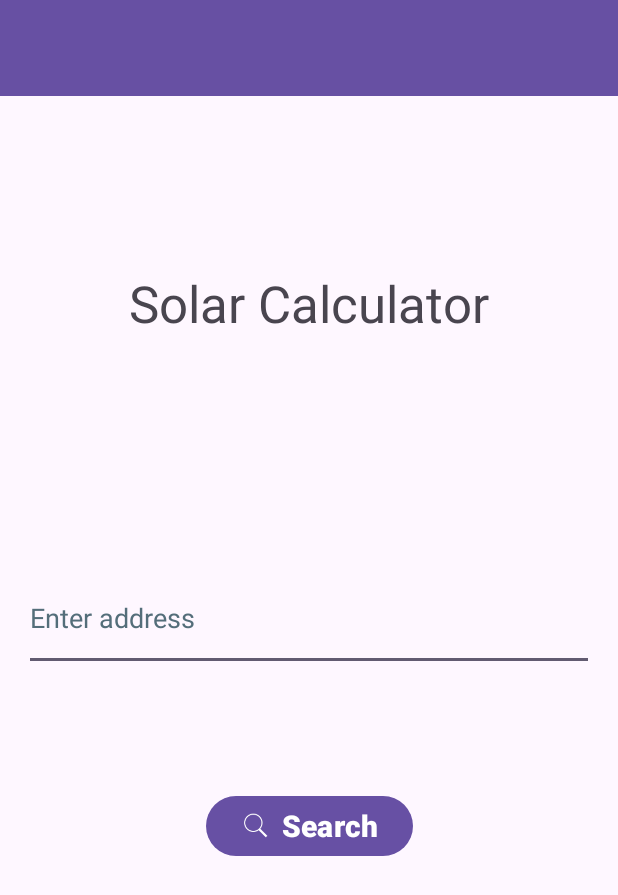
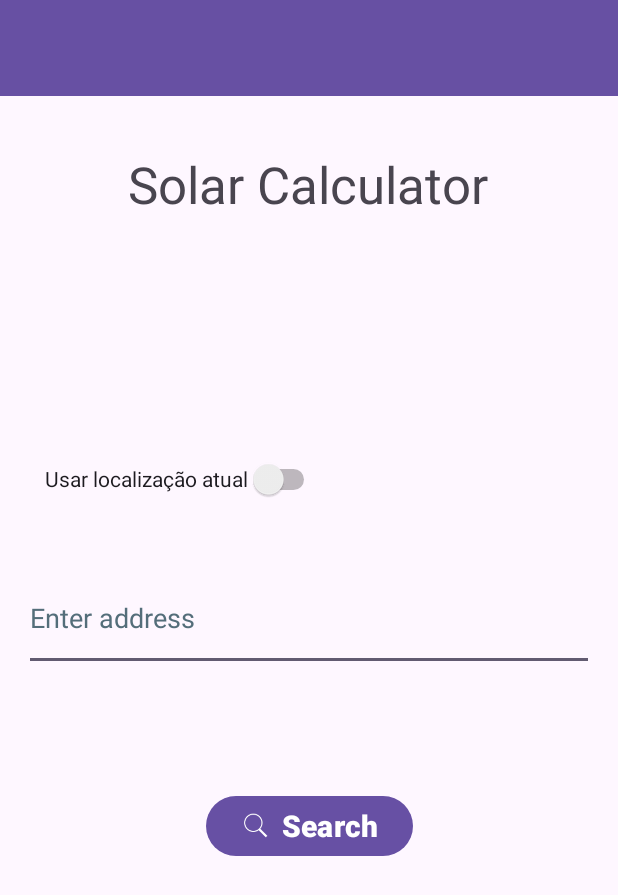
Before and after one commit to CaioARL/Solar_Calculator, an Android app: the layout activity_main.xml on its own in the app's theme, with its tools: preview values and no code run, on a phone screen of 412 x 824 dp. Shown: the top 895 px of the screen. Run offline under Robolectric (Android 15) with nearby library versions, the phone set to English and light mode, and no system bars.

Commit message:
criando switch para controllar localização atual usando api do google para retornar endereço

```diff
--- a/app/build.gradle.kts
+++ b/app/build.gradle.kts
@@ -47,6 +47,7 @@ android {
 }
 
 dependencies {
+    implementation(libs.play.services.location)
     implementation(libs.opencsv)
     implementation (libs.gson)
     implementation(libs.okhttp)
--- a/app/src/main/res/layout/activity_main.xml
+++ b/app/src/main/res/layout/activity_main.xml
@@ -20,10 +20,11 @@
         android:id="@+id/textView"
         android:layout_width="wrap_content"
         android:layout_height="wrap_content"
-        android:layout_marginTop="179dp"
+        android:layout_marginTop="100dp"
         android:text="@string/solar_calculator"
         android:textSize="34sp"
         app:layout_constraintEnd_toEndOf="parent"
+        app:layout_constraintHorizontal_bias="0.497"
         app:layout_constraintStart_toStartOf="parent"
         app:layout_constraintTop_toTopOf="parent" />
 
@@ -53,4 +54,15 @@
         app:layout_constraintEnd_toEndOf="parent"
         app:layout_constraintStart_toStartOf="parent" />
 
+    <Switch
+        android:id="@+id/locationSwitch"
+        android:layout_width="wrap_content"
+        android:layout_height="wrap_content"
+        android:layout_marginStart="30dp"
+        android:layout_marginTop="150dp"
+        android:minHeight="48dp"
+        android:text="@string/local_atual"
+        app:layout_constraintStart_toStartOf="parent"
+        app:layout_constraintTop_toBottomOf="@+id/textView" />
+
 </androidx.constraintlayout.widget.ConstraintLayout>
--- a/app/src/main/res/values/strings.xml
+++ b/app/src/main/res/values/strings.xml
@@ -35,6 +35,7 @@
     <string name="rea_total_do_painel_solar_em_m">Área total do painel solar em m²</string>
     <string name="_1_5m">1,5m²</string>
     <string name="base_de_dados_para_c_lculo">Base de dados para cálculo</string>
+    <string name="local_atual">Usar localização atual</string>
     <string-array name="periodos">
         <item>Diário</item>
         <item>Mensal</item>
--- a/gradle/libs.versions.toml
+++ b/gradle/libs.versions.toml
@@ -10,6 +10,7 @@ activity = "1.9.0"
 constraintlayout = "2.1.4"
 okhttp = "4.12.0"
 opencsv = "5.7.1"
+playServicesLocation = "21.3.0"
 playServicesMaps = "18.2.0"
 kotlin = "1.9.0"
 lifecycleRuntimeKtx = "2.8.0"
@@ -27,6 +28,7 @@ activity = { group = "androidx.activity", name = "activity", version.ref = "acti
 constraintlayout = { group = "androidx.constraintlayout", name = "constraintlayout", version.ref = "constraintlayout" }
 okhttp = { module = "com.squareup.okhttp3:okhttp", version.ref = "okhttp" }
 opencsv = { module = "com.opencsv:opencsv", version.ref = "opencsv" }
+play-services-location = { module = "com.google.android.gms:play-services-location", version.ref = "playServicesLocation" }
 play-services-maps = { group = "com.google.android.gms", name = "play-services-maps", version.ref = "playServicesMaps" }
 lifecycle-runtime-ktx = { group = "androidx.lifecycle", name = "lifecycle-runtime-ktx", version.ref = "lifecycleRuntimeKtx" }
 activity-compose = { group = "androidx.activity", name = "activity-compose", version.ref = "activityCompose" }
```
Also changed, not shown: app/src/main/AndroidManifest.xml (+7 -0 lines), app/src/main/java/com/example/solarcalculator/MainActivity.java (+112 -17 lines).
